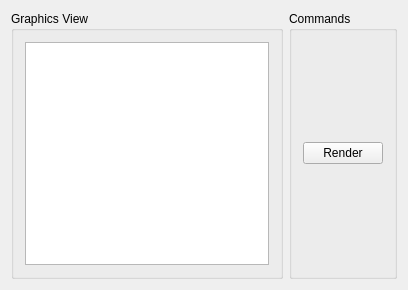
zkyf/CPURender, file mainwindow.ui: the form before one commit.
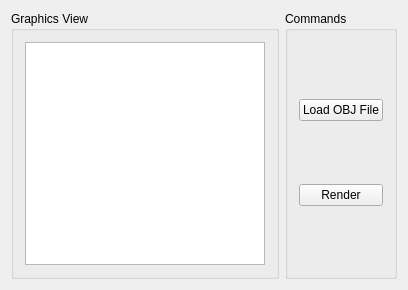
The form after the commit. Custom widgets are drawn as their Qt base class.

What changed in the file:
```diff
--- a/mainwindow.ui
+++ b/mainwindow.ui
@@ -33,6 +33,13 @@
        <string>Commands</string>
       </property>
       <layout class="QVBoxLayout" name="verticalLayout">
+       <item>
+        <widget class="QPushButton" name="bLoadOBJ">
+         <property name="text">
+          <string>Load OBJ File</string>
+         </property>
+        </widget>
+       </item>
        <item>
         <widget class="QPushButton" name="Render">
          <property name="text">
```
Left out of the diff: 1 changed line with no effect on the pictures.
